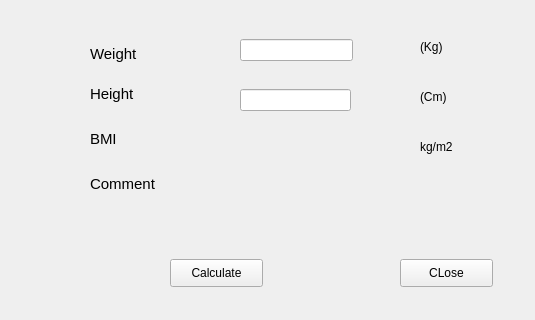
First picture: the form in MainWindow.ui, repository ngannbkk25411e-tech/tdlt-uel-bmi, before the edit; both pictures show x 0 to 535 and y 111 to 431 of the 800 by 600 pixel window.
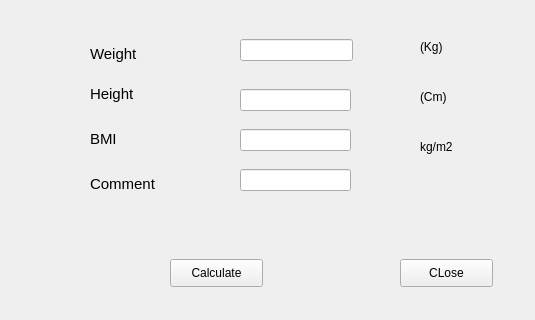
Second picture: the form after the edit. Icons and pictures are not drawn.

Commit message: Extent file for project

Diff of the .ui file:
```diff
--- a/MainWindow.ui
+++ b/MainWindow.ui
@@ -201,6 +201,26 @@
      <string/>
     </property>
    </widget>
+   <widget class="QLineEdit" name="lineEditBMI">
+    <property name="geometry">
+     <rect>
+      <x>240</x>
+      <y>240</y>
+      <width>111</width>
+      <height>22</height>
+     </rect>
+    </property>
+   </widget>
+   <widget class="QLineEdit" name="lineEditHeight_3">
+    <property name="geometry">
+     <rect>
+      <x>240</x>
+      <y>280</y>
+      <width>111</width>
+      <height>22</height>
+     </rect>
+    </property>
+   </widget>
   </widget>
   <widget class="QMenuBar" name="menubar">
    <property name="geometry">
```
Left out of the diff: 2 changed lines with no effect on the pictures. The commit also changes 2 other files.
